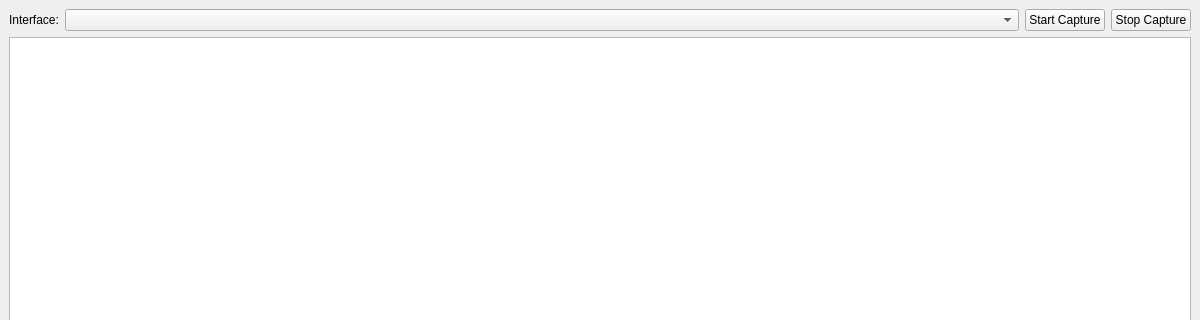
Before: the Qt Designer form src/mainwindow.ui in AbdulatifYusupov/TrafficSNF, drawn with Qt 5; both pictures show x 0 to 1200 and y 0 to 320 of the 1200 by 700 pixel window.
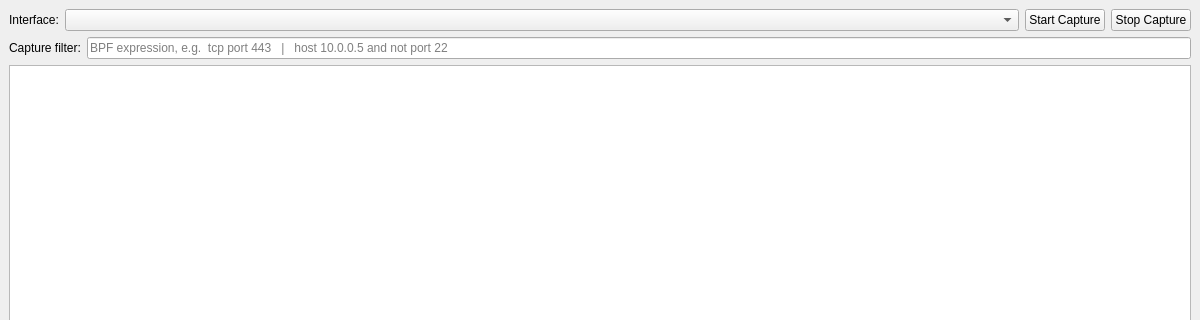
After: the same form once the commit is applied.

Commit message: BPF filter added

```diff
--- a/src/mainwindow.ui
+++ b/src/mainwindow.ui
@@ -50,6 +50,27 @@
       </item>
      </layout>
     </item>
+    <item>
+     <layout class="QHBoxLayout" name="filterLayout">
+      <item>
+       <widget class="QLabel" name="labelFilter">
+        <property name="text">
+         <string>Capture filter:</string>
+        </property>
+       </widget>
+      </item>
+      <item>
+       <widget class="QLineEdit" name="lineFilter">
+        <property name="placeholderText">
+         <string>BPF expression, e.g.  tcp port 443   |   host 10.0.0.5 and not port 22</string>
+        </property>
+        <property name="clearButtonEnabled">
+         <bool>true</bool>
+        </property>
+       </widget>
+      </item>
+     </layout>
+    </item>
     <item>
      <widget class="QTableView" name="tablePackets"/>
     </item>
```
The commit also changes 4 other files.
